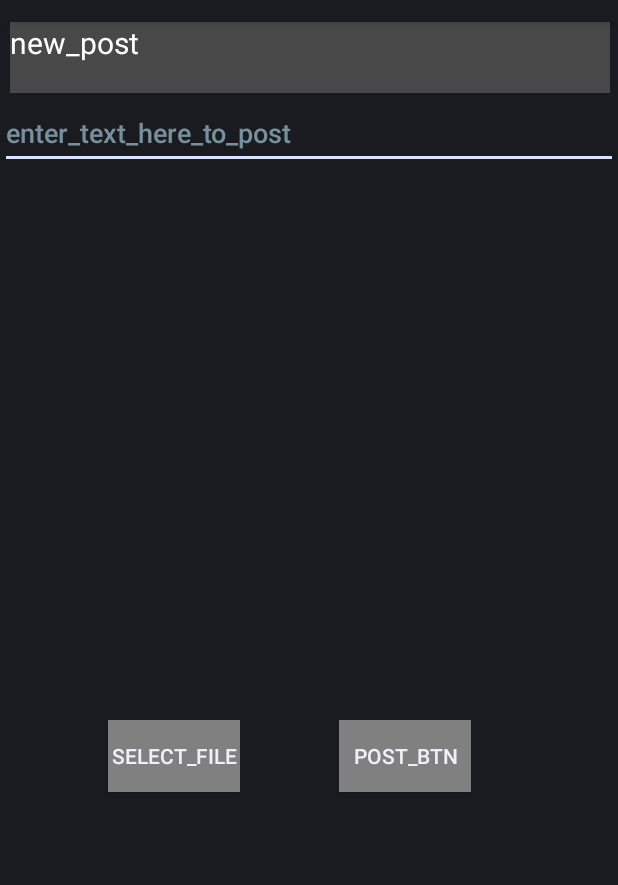
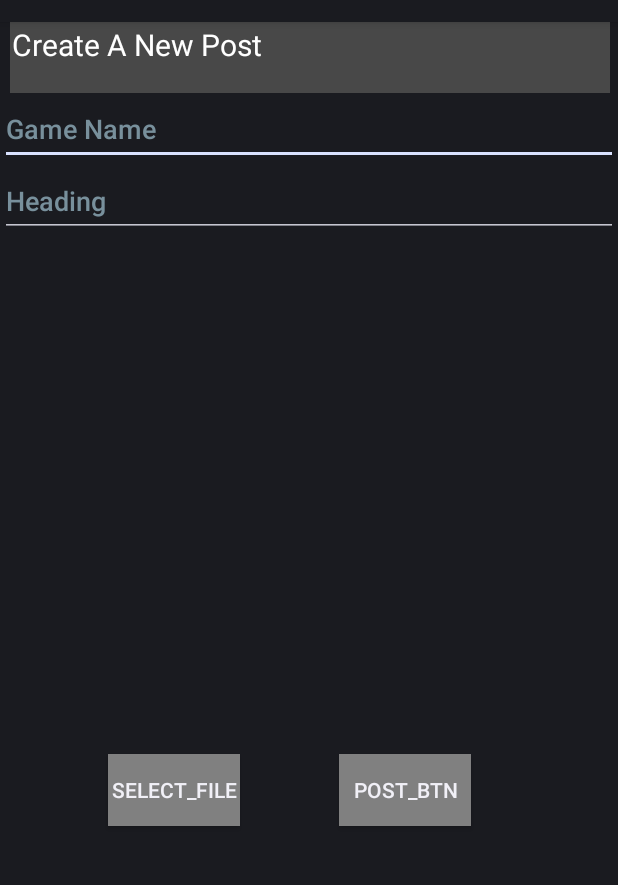
Before and after one commit to haritha99ch/PUSL2023CourseWork, an Android app: the layout activity_add_new_post.xml on its own in the app's theme, with its tools: preview values and no code run, on a phone screen of 412 x 824 dp, the part 62-947 px from its top. Run offline under Robolectric (Android 15) with nearby library versions, the phone set to English and light mode, and no system bars.

Commit message:
Posting a new Post

```diff
--- a/app/build.gradle
+++ b/app/build.gradle
@@ -58,4 +58,6 @@ dependencies {
 
     //RoundedImageView
     implementation 'com.makeramen:roundedimageview:2.3.0'
+    implementation "com.github.bumptech.glide:glide:4.13.0"
+
 }
--- a/app/src/main/AndroidManifest.xml
+++ b/app/src/main/AndroidManifest.xml
@@ -1,8 +1,11 @@
 <?xml version="1.0" encoding="utf-8"?>
 <manifest xmlns:android="http://schemas.android.com/apk/res/android"
     package="com.example.login">
-
+    <uses-permission android:name="android.permission.READ_EXTERNAL_STORAGE"/>
+    <uses-permission android:name="android.permission.WRITE_EXTERNAL_STORAGE" />
     <application
+        android:requestLegacyExternalStorage="true"
+        android:usesCleartextTraffic="true"
         android:allowBackup="true"
         android:icon="@mipmap/ic_launcher"
         android:label="@string/app_name"
--- a/app/src/main/java/com/example/login/Global.kt
+++ b/app/src/main/java/com/example/login/Global.kt
@@ -1,3 +1,3 @@
 package com.example.login
 
-const val ImgUrl="R.drawable."
+const val ImgUrl="/storage/emulated/0/Download/"
--- a/app/src/main/java/com/example/login/ViewModels/Post.kt
+++ b/app/src/main/java/com/example/login/ViewModels/Post.kt
@@ -6,14 +6,14 @@ class Post {
     lateinit var profilePic:String
     lateinit var userName:String
     lateinit var dateTime:String
+    lateinit var gameName:String
     lateinit var heading:String
-    lateinit var description:String
     lateinit var postImage:String
     var likes:Int=0
     var comments:List<Comment>? = null
 
     var profilePicUrl:String = ""
-        get() = "$ImgUrl.$profilePic"
+        get() = "$ImgUrl$profilePic"
     var postImageUrl:String=""
-        get() = "$ImgUrl.$postImage"
+        get() = "$ImgUrl$postImage"
 }
--- a/app/src/main/java/com/example/login/feedsFragment.kt
+++ b/app/src/main/java/com/example/login/feedsFragment.kt
@@ -68,7 +68,7 @@ class feedsFragment() : Fragment() {
                 Post.heading = i.Post.Heading
                 Post.postImage = PostImage.ImageName
                 Post.likes = 2
-                Post.description="Elo"
+                Post.heading="Elo"
                 Post.postImageUrl="sdf"
                 Post.profilePicUrl="sdf"
 
--- a/app/src/main/res/layout/activity_add_new_post.xml
+++ b/app/src/main/res/layout/activity_add_new_post.xml
@@ -7,36 +7,45 @@
     tools:context=".AddNewPost">
 
     <TextView
+        android:padding="1dp"
         android:id="@+id/new_post"
         android:layout_width="400dp"
         android:layout_height="47dp"
-        android:layout_marginBottom="8dp"
         android:background="@color/bottom_nav_selected_item"
-        android:text="@string/new_post"
+        android:text="@string/create_a_new_post"
         android:textColor="@color/white"
         android:textSize="20sp"
-        app:layout_constraintBottom_toTopOf="@+id/postdescription"
         app:layout_constraintEnd_toEndOf="parent"
         app:layout_constraintHorizontal_bias="0.571"
         app:layout_constraintStart_toStartOf="parent"
-        app:layout_constraintTop_toTopOf="parent"
-        app:layout_constraintVertical_bias="0.0" />
+        app:layout_constraintTop_toTopOf="parent" />
 
     <EditText
-        android:id="@+id/postdescription"
+        android:id="@+id/postGame"
         android:layout_width="match_parent"
         android:layout_height="wrap_content"
-        android:layout_marginTop="50dp"
-        android:hint="@string/enter_text_here_to_post"
+        android:hint="@string/game_name"
         android:importantForAutofill="no"
         android:inputType="text"
         android:minHeight="48dp"
         android:textColorHint="#78909C"
         app:layout_constraintEnd_toEndOf="parent"
-        app:layout_constraintHorizontal_bias="0.5"
         app:layout_constraintStart_toStartOf="parent"
-        app:layout_constraintTop_toBottomOf="@id/new_post"
-        app:layout_constraintTop_toTopOf="parent"
+        app:layout_constraintTop_toBottomOf="@+id/new_post"
+        tools:ignore="SpeakableTextPresentCheck" />
+
+    <EditText
+        android:id="@+id/heading"
+        android:layout_width="match_parent"
+        android:layout_height="wrap_content"
+        android:hint="@string/heading"
+        android:importantForAutofill="no"
+        android:inputType="text"
+        android:minHeight="48dp"
+        android:textColorHint="#78909C"
+        app:layout_constraintEnd_toEndOf="parent"
+        app:layout_constraintStart_toStartOf="parent"
+        app:layout_constraintTop_toBottomOf="@+id/postGame"
         tools:ignore="SpeakableTextPresentCheck" />
 
     <ImageView
@@ -47,7 +56,7 @@
         app:layout_constraintBottom_toBottomOf="parent"
         app:layout_constraintEnd_toEndOf="parent"
         app:layout_constraintStart_toStartOf="parent"
-        app:layout_constraintTop_toBottomOf="@+id/postdescription" />
+        app:layout_constraintTop_toBottomOf="@+id/heading" />
 
     <Button
         android:id="@+id/filepickerbtn"
--- a/app/src/main/res/values/strings.xml
+++ b/app/src/main/res/values/strings.xml
@@ -52,6 +52,9 @@
     <string name="new_post">new_post</string>
     <string name="create_new_post">create_new_post</string>
     <string name="logout">logout</string>
+    <string name="create_a_new_post">Create A New Post</string>
+    <string name="game_name">Game Name</string>
+    <string name="heading">Heading</string>
 
 
 </resources>
```
Also changed, not shown: app/src/main/java/com/example/login/AddNewPost.kt (+88 -7 lines), app/src/main/java/com/example/login/Data/GGdbDao.kt (+7 -0 lines), app/src/main/java/com/example/login/FeedRecyclerAdapter.kt (+7 -2 lines), app/src/main/java/com/example/login/gamefeed.kt (+38 -4 lines).
